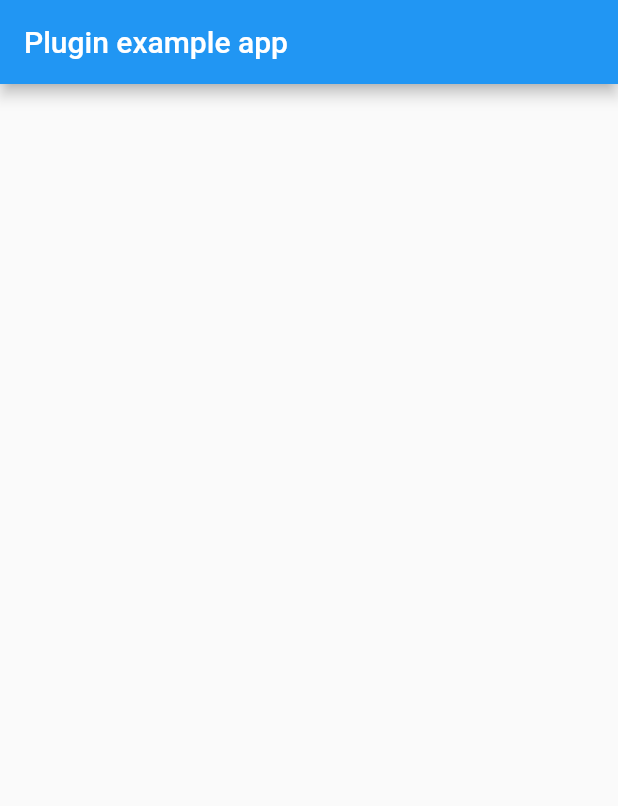
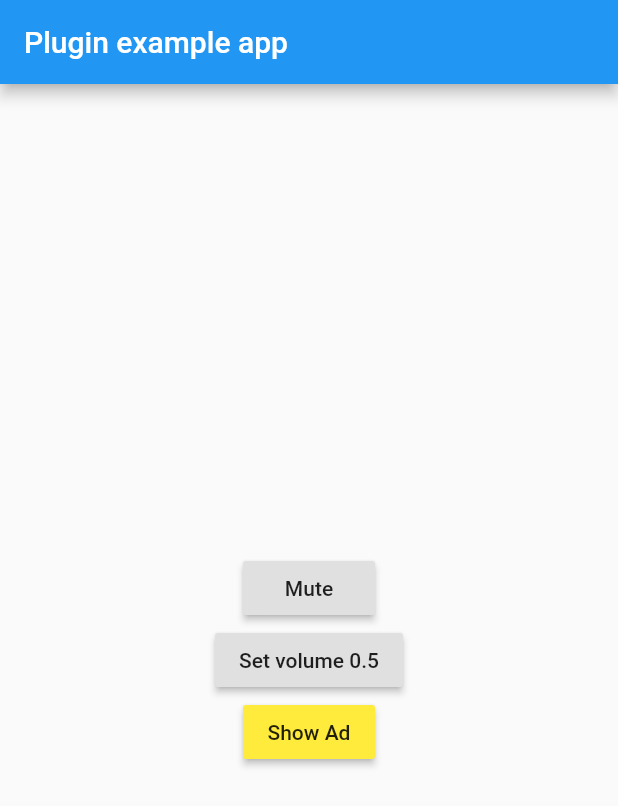
Before and after one commit to Innim/google_mobile_ads_ext, a Flutter app: the screen it shows after launch, on a phone screen of 412 x 824 dp. Shown: the top 806 px of the screen. Run offline on Flutter 3.47's test engine with Material 2 defaults, Android fonts, the phone set to English and light mode, and no system bars; our stand-ins replace google_mobile_ads.

Commit message:
Example: button to change mute and volume, plus button to show test ads.

```diff
--- a/example/lib/main.dart
+++ b/example/lib/main.dart
@@ -1,6 +1,10 @@
 import 'package:flutter/material.dart';
+import 'package:google_mobile_ads/google_mobile_ads.dart';
+import 'package:google_mobile_ads_ext/google_mobile_ads_ext.dart';
 
 void main() {
+  WidgetsFlutterBinding.ensureInitialized();
+  MobileAds.instance.initialize();
   runApp(const MyApp());
 }
 
@@ -12,6 +16,9 @@ class MyApp extends StatefulWidget {
 }
 
 class _MyAppState extends State<MyApp> {
+  bool _muted = false;
+  bool _pending = false;
+
   @override
   Widget build(BuildContext context) {
     return MaterialApp(
@@ -19,12 +26,106 @@ class _MyAppState extends State<MyApp> {
         appBar: AppBar(
           title: const Text('Plugin example app'),
         ),
-        body: Center(
-          child: Column(
-            children: const [],
-          ),
+        body: Builder(
+          builder: (context) {
+            Widget res = Center(
+              child: Column(
+                mainAxisAlignment: MainAxisAlignment.center,
+                children: [
+                  RaisedButton(
+                    child: Text(_muted ? 'Unmute' : 'Mute'),
+                    onPressed: () async {
+                      final val = !_muted;
+
+                      await GoogleMobileAdsExt.setAppMuted(val);
+
+                      setState(() {
+                        _muted = val;
+                      });
+                    },
+                  ),
+                  RaisedButton(
+                    child: const Text('Set volume 0.5'),
+                    onPressed: () async {
+                      const volume = 0.5;
+                      await GoogleMobileAdsExt.setAppVolume(volume);
+
+                      _showMessage(context, 'Volume was set.');
+
+                      setState(() {
+                        _muted = false;
+                      });
+                    },
+                  ),
+                  RaisedButton(
+                    child: const Text('Show Ad'),
+                    color: Colors.yellow,
+                    onPressed: _showAds,
+                  ),
+                ],
+              ),
+            );
+
+            if (_pending) {
+              res = Stack(
+                children: [
+                  res,
+                  _buildPending(context),
+                ],
+              );
+            }
+
+            return res;
+          },
         ),
       ),
     );
   }
+
+  Widget _buildPending(BuildContext context) {
+    return Stack(
+      children: const [
+        Opacity(
+          opacity: 0.3,
+          child: ModalBarrier(dismissible: false, color: Colors.grey),
+        ),
+        Center(
+          child: CircularProgressIndicator(),
+        ),
+      ],
+    );
+  }
+
+  Future<void> _showAds() async {
+    _setPending(true);
+
+    // Interstitial Video:
+    const adId = 'ca-app-pub-3940256099942544/8691691433';
+    final interstitialAd = InterstitialAd(
+      adUnitId: adId,
+      request: const AdRequest(),
+      listener: AdListener(
+        onAdLoaded: (ad) {
+          (ad as InterstitialAd).show();
+        },
+        onAdClosed: (ad) => _setPending(false),
+        onAdFailedToLoad: (ad, error) => _setPending(false),
+      ),
+    );
+
+    await interstitialAd.load();
+  }
+
+  void _showMessage(BuildContext context, String message) {
+    Scaffold.of(context).showSnackBar(SnackBar(
+      content: Text(message),
+      duration: const Duration(seconds: 1),
+    ));
+  }
+
+  void _setPending(bool value) {
+    setState(() {
+      _pending = value;
+    });
+  }
 }
```
